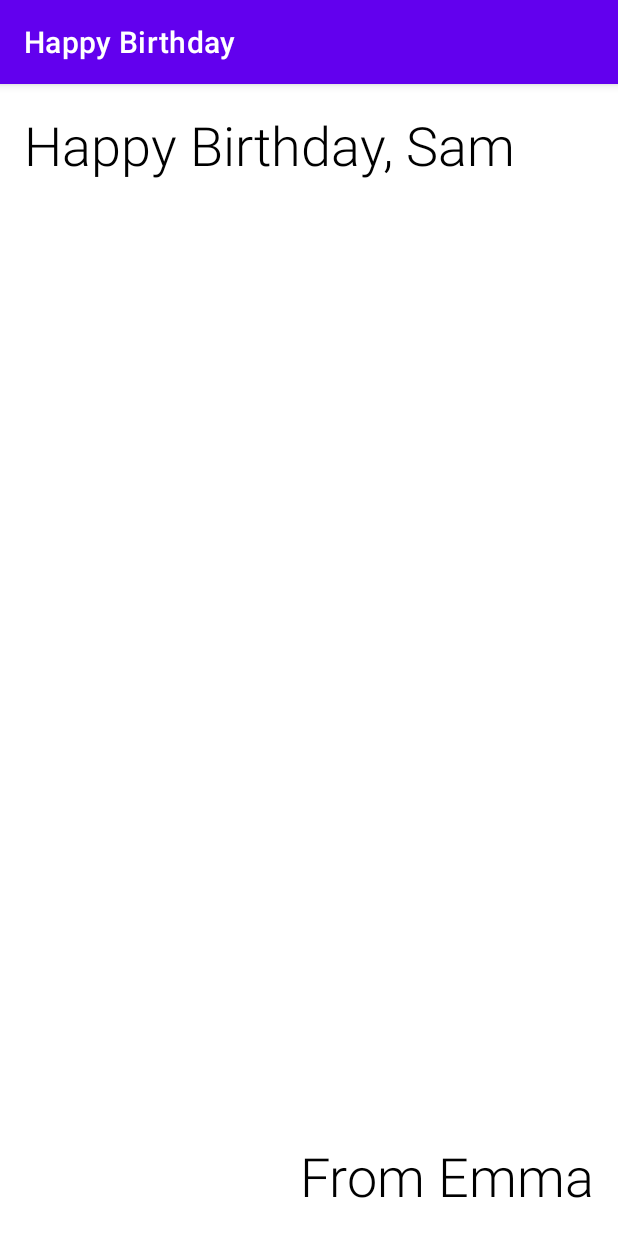
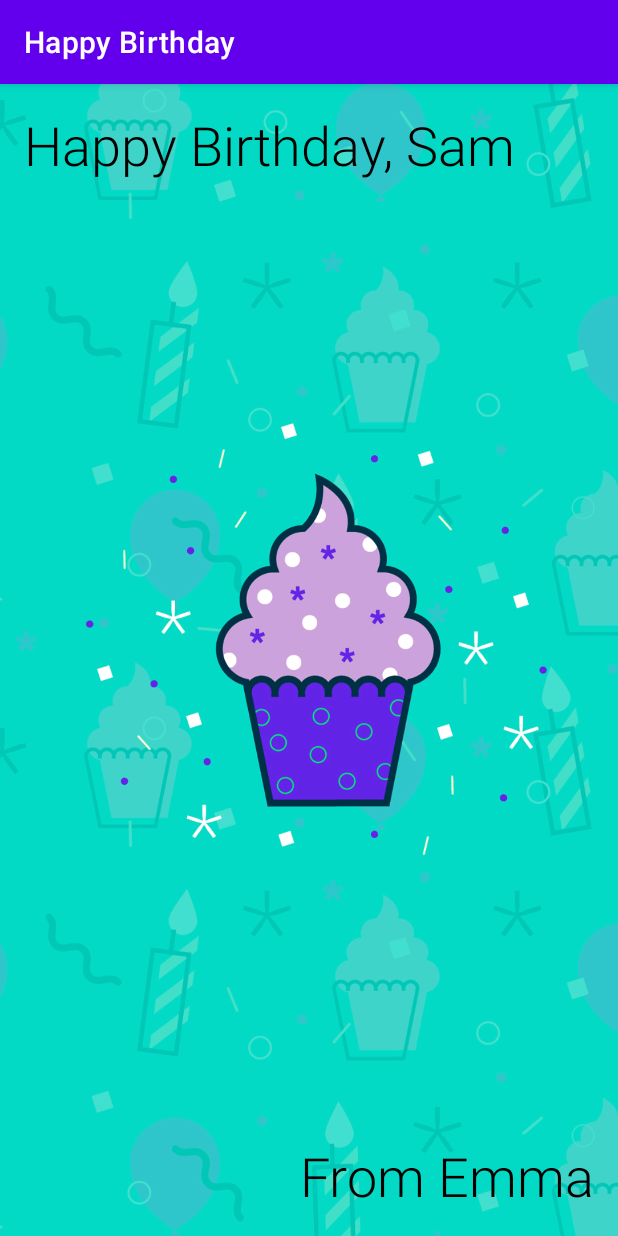
Before and after one commit to juperegra/CumpleConImagen, an Android app: the screen it shows after launch (MainActivity), on a phone screen of 412 x 824 dp. Run offline under Robolectric (Android 15) with nearby library versions, the phone set to English and light mode, and no system bars.

Commit message:
primer commit

```diff
--- a/app/src/main/res/layout/activity_main.xml
+++ b/app/src/main/res/layout/activity_main.xml
@@ -6,6 +6,18 @@
     android:layout_height="match_parent"
     tools:context=".MainActivity">
 
+    <ImageView
+        android:id="@+id/imageView"
+        android:layout_width="0dp"
+        android:layout_height="0dp"
+        android:importantForAccessibility="no"
+        android:scaleType="centerCrop"
+        app:layout_constraintBottom_toBottomOf="parent"
+        app:layout_constraintEnd_toEndOf="parent"
+        app:layout_constraintStart_toStartOf="parent"
+        app:layout_constraintTop_toTopOf="parent"
+        app:srcCompat="@drawable/androidparty" />
+
     <TextView
         android:id="@+id/textView"
         android:layout_width="wrap_content"
@@ -13,7 +25,7 @@
         android:layout_marginStart="16dp"
         android:layout_marginTop="16dp"
         android:fontFamily="sans-serif-light"
-        android:text="Happy Birthday, Sam"
+        android:text="@string/happy_birthday_sam"
         android:textColor="@android:color/black"
         android:textSize="36sp"
         app:layout_constraintStart_toStartOf="parent"
@@ -26,9 +38,10 @@
         android:layout_marginEnd="16dp"
         android:layout_marginBottom="16dp"
         android:fontFamily="sans-serif-light"
-        android:text="From Emma"
+        android:text="@string/signature_text"
         android:textColor="@android:color/black"
         android:textSize="36sp"
         app:layout_constraintBottom_toBottomOf="parent"
         app:layout_constraintEnd_toEndOf="parent" />
+
 </androidx.constraintlayout.widget.ConstraintLayout>
--- a/app/src/main/res/values/strings.xml
+++ b/app/src/main/res/values/strings.xml
@@ -1,3 +1,5 @@
 <resources>
     <string name="app_name">Happy Birthday</string>
+    <string name="happy_birthday_sam">Happy Birthday, Sam</string>
+    <string name="signature_text">From Emma</string>
 </resources>
```
Also changed, not shown: app/src/main/res/drawable/androidparty.png (added).
